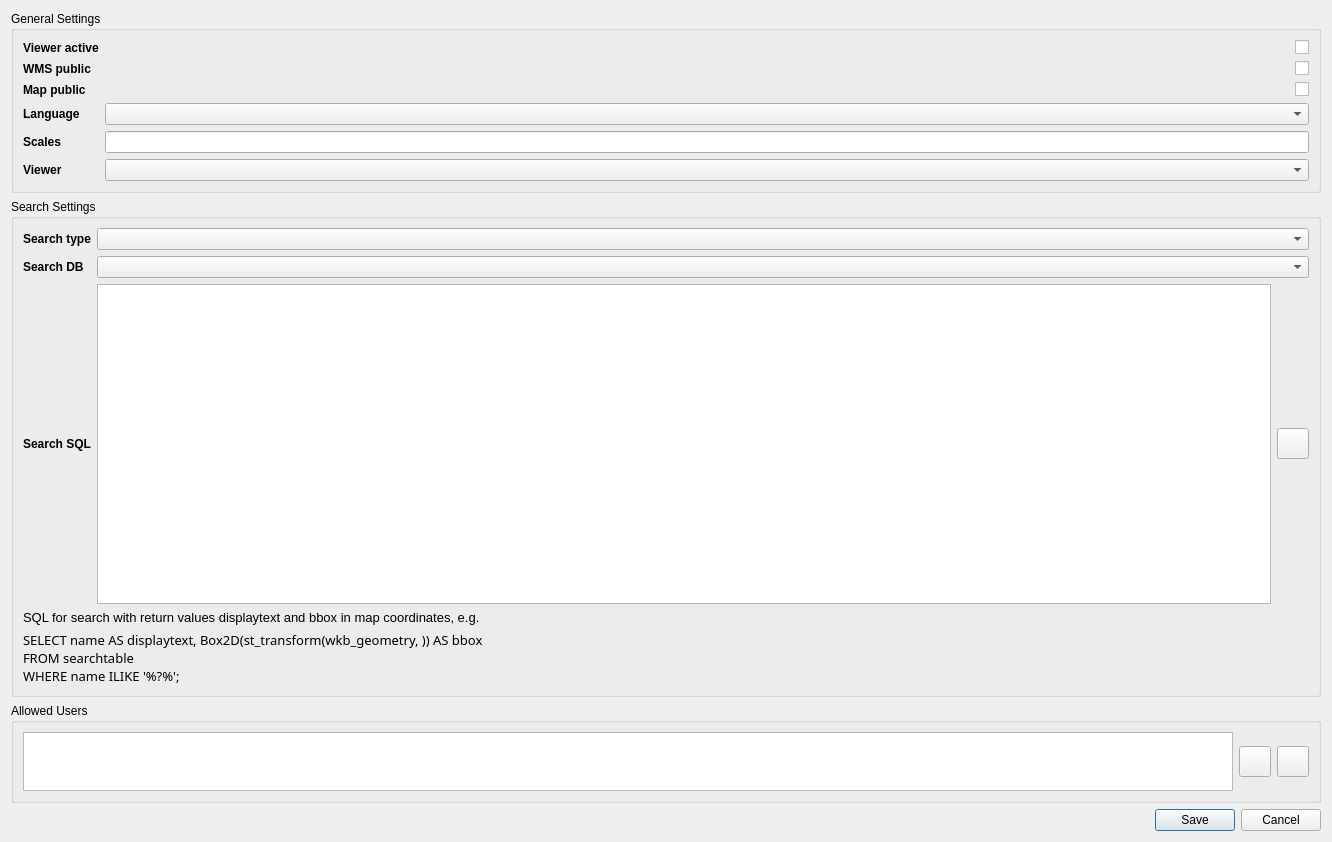
First picture: the form in qgiscloud/mapsettings.ui, repository qgiscloud/qgis-cloud-plugin, before the edit.
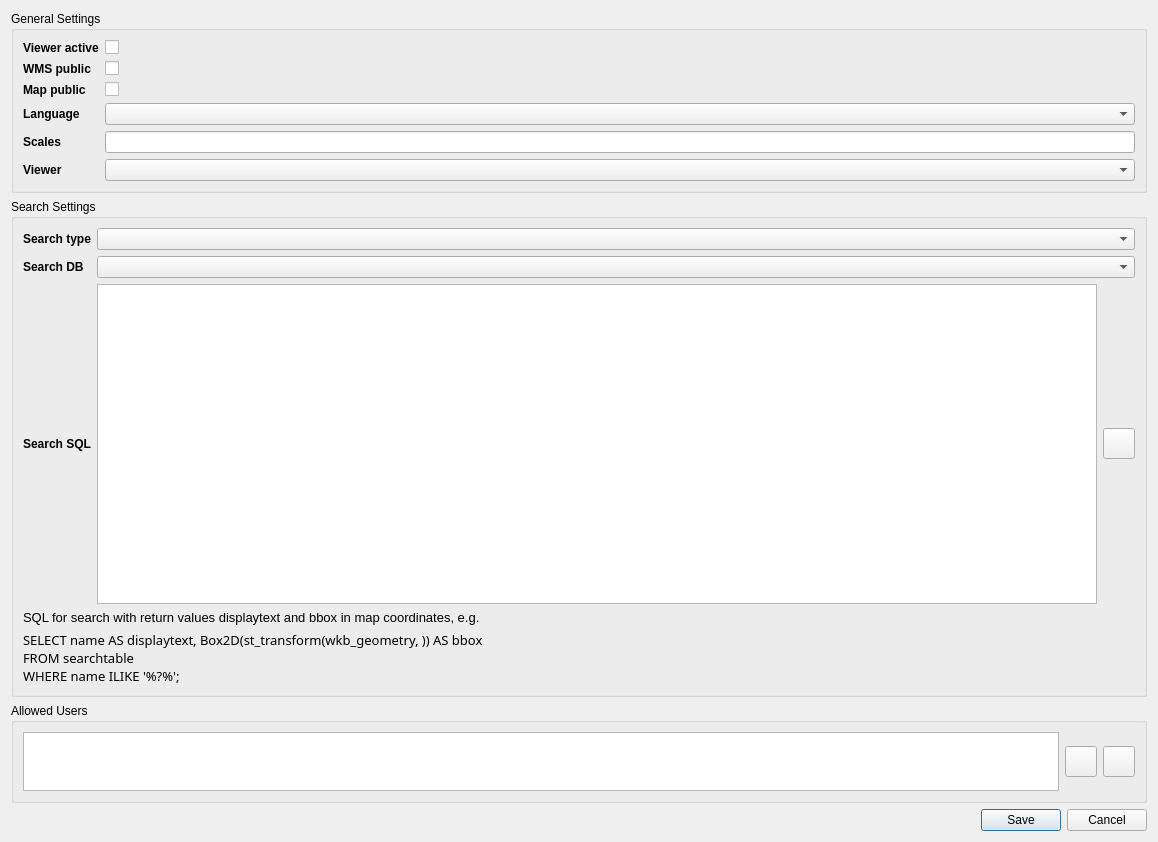
Second picture: the form after the edit. Custom widgets are drawn as their Qt base class.

Commit message: Checkboxes of mapsettings dialog set to left.

```diff
--- a/qgiscloud/mapsettings.ui
+++ b/qgiscloud/mapsettings.ui
@@ -6,7 +6,7 @@
    <rect>
     <x>0</x>
     <y>0</y>
-    <width>1332</width>
+    <width>1158</width>
     <height>842</height>
    </rect>
   </property>
@@ -25,7 +25,7 @@
         <item row="2" column="1">
          <widget class="QCheckBox" name="map_public_chkb">
           <property name="layoutDirection">
-           <enum>Qt::RightToLeft</enum>
+           <enum>Qt::LeftToRight</enum>
           </property>
           <property name="iconSize">
            <size>
@@ -57,7 +57,7 @@
         <item row="0" column="1">
          <widget class="QCheckBox" name="viewer_active_chkb">
           <property name="layoutDirection">
-           <enum>Qt::RightToLeft</enum>
+           <enum>Qt::LeftToRight</enum>
           </property>
           <property name="iconSize">
            <size>
@@ -76,7 +76,7 @@
         <item row="1" column="1">
          <widget class="QCheckBox" name="wms_public_chkb">
           <property name="layoutDirection">
-           <enum>Qt::RightToLeft</enum>
+           <enum>Qt::LeftToRight</enum>
           </property>
           <property name="iconSize">
            <size>
```
